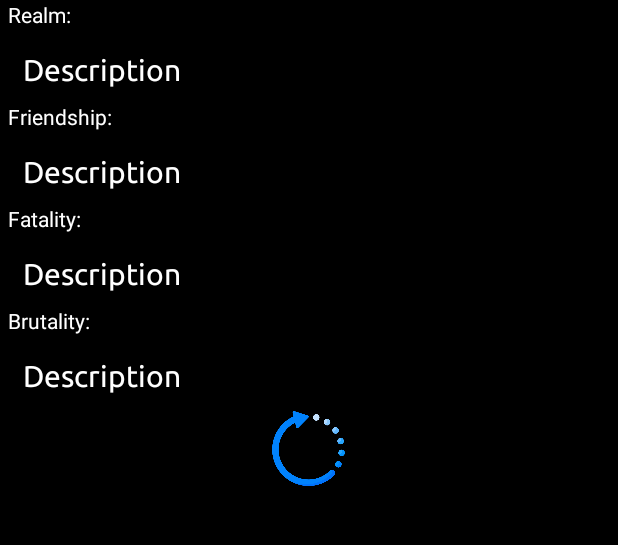
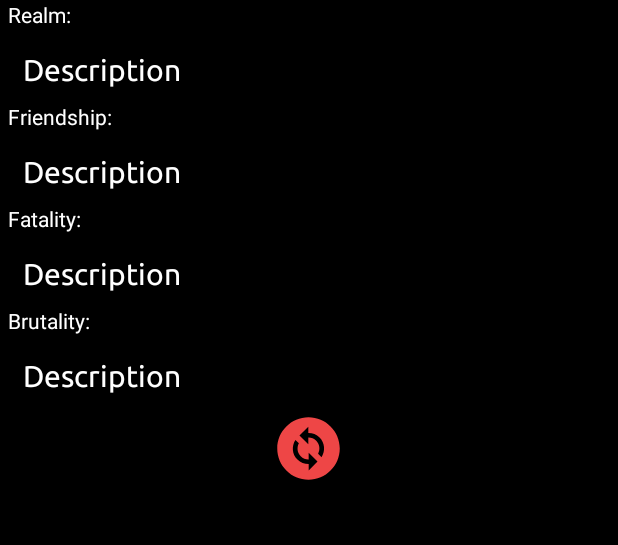
Before and after one commit to cris-bip/MK_API, an Android app: the layout fragment_detail.xml on its own in the app's theme, with its tools: preview values and no code run, on a phone screen of 412 x 824 dp, the part 169-714 px from its top. Run offline under Robolectric (Android 15) with nearby library versions, the phone set to English and light mode, and no system bars; plain views replace RoundedImageView.

Commit message:
CZR. Agrega icono de sincronización.

```diff
--- a/app/src/main/res/drawable/loading_anim.xml
+++ b/app/src/main/res/drawable/loading_anim.xml
@@ -1,8 +1,8 @@
 <?xml version="1.0" encoding="utf-8"?>
 <layer-list xmlns:android="http://schemas.android.com/apk/res/android">
 <item>
-    <rotate android:drawable="@drawable/loading"
-        android:fromDegrees="0"
-        android:toDegrees="360"/>
+    <rotate android:drawable="@drawable/sync_icon"
+        android:fromDegrees="360"
+        android:toDegrees="0"/>
 </item>
 </layer-list>
--- /dev/null
+++ b/app/src/main/res/drawable/sync_icon.xml
@@ -0,0 +1,5 @@
+<vector android:height="24dp" android:tint="#EE4646"
+    android:viewportHeight="24" android:viewportWidth="24"
+    android:width="24dp" xmlns:android="http://schemas.android.com/apk/res/android">
+    <path android:fillColor="@android:color/white" android:pathData="M12,2C6.48,2 2,6.48 2,12c0,5.52 4.48,10 10,10s10,-4.48 10,-10C22,6.48 17.52,2 12,2zM12.06,19v-2.01c-0.02,0 -0.04,0 -0.06,0c-1.28,0 -2.56,-0.49 -3.54,-1.46c-1.71,-1.71 -1.92,-4.35 -0.64,-6.29l1.1,1.1c-0.71,1.33 -0.53,3.01 0.59,4.13c0.7,0.7 1.62,1.03 2.54,1.01v-2.14l2.83,2.83L12.06,19zM16.17,14.76l-1.1,-1.1c0.71,-1.33 0.53,-3.01 -0.59,-4.13C13.79,8.84 12.9,8.5 12,8.5c-0.02,0 -0.04,0 -0.06,0v2.15L9.11,7.83L11.94,5v2.02c1.3,-0.02 2.61,0.45 3.6,1.45C17.24,10.17 17.45,12.82 16.17,14.76z"/>
+</vector>
```
Also changed, not shown: app/src/main/res/drawable/loading.png (deleted).
